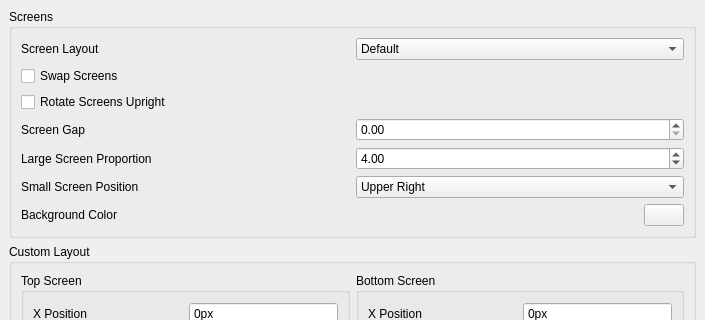
Qt form src/citra_qt/configuration/configure_layout.ui (amwatson/CitraVR) before a commit; both pictures show x 0 to 705 and y 0 to 320 of the 705 by 656 pixel window.
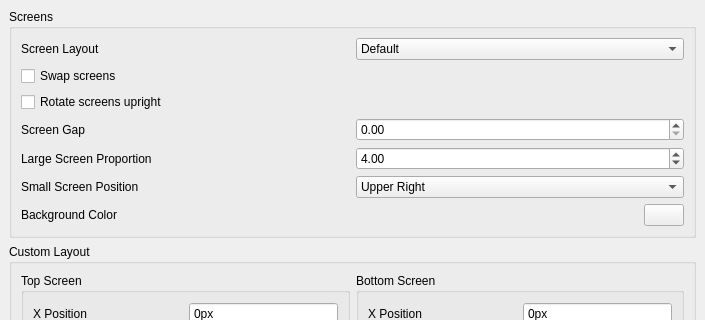
The same form after that commit.

Patch:
```diff
--- a/src/citra_qt/configuration/configure_layout.ui
+++ b/src/citra_qt/configuration/configure_layout.ui
@@ -132,14 +132,14 @@
           <item>
            <widget class="QCheckBox" name="toggle_swap_screen">
             <property name="text">
-             <string>Swap Screens</string>
+             <string>Swap screens</string>
             </property>
            </widget>
           </item>
           <item>
            <widget class="QCheckBox" name="toggle_upright_screen">
             <property name="text">
-             <string>Rotate Screens Upright</string>
+             <string>Rotate screens upright</string>
             </property>
            </widget>
           </item>
```
